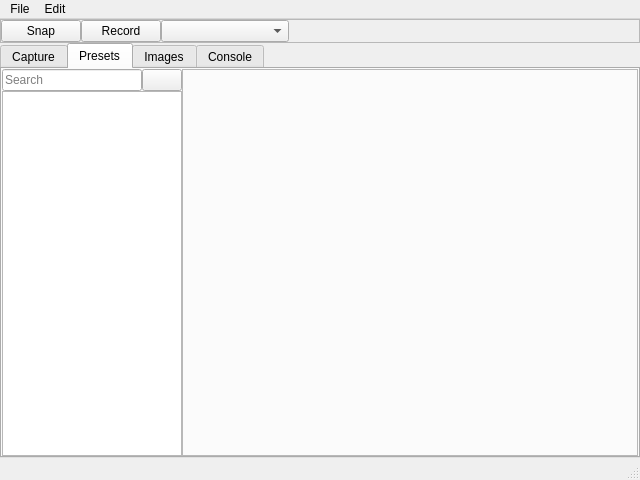
The window that src/mainwindow.ui (Panniku/ScrnshotMgr) describes before a commit, drawn with Qt 5.
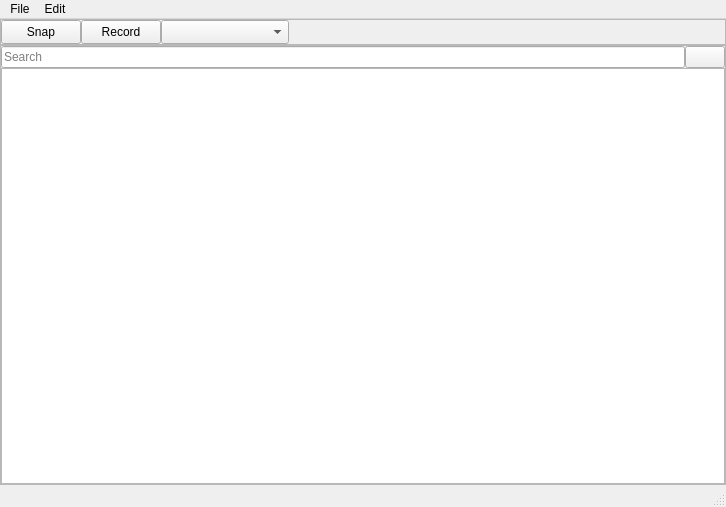
The same window after the commit. The open tabs and pages were chosen to show the change. Icons and pictures are not drawn.

The edit to the form file:
```diff
--- a/src/mainwindow.ui
+++ b/src/mainwindow.ui
@@ -6,8 +6,8 @@
    <rect>
     <x>0</x>
     <y>0</y>
-    <width>640</width>
-    <height>480</height>
+    <width>726</width>
+    <height>507</height>
    </rect>
   </property>
   <property name="sizePolicy">
@@ -53,6 +53,12 @@
         <height>0</height>
        </size>
       </property>
+      <property name="maximumSize">
+       <size>
+        <width>16777215</width>
+        <height>26</height>
+       </size>
+      </property>
       <property name="frameShape">
        <enum>QFrame::StyledPanel</enum>
       </property>
@@ -247,26 +253,23 @@
      </widget>
     </item>
     <item>
-     <widget class="QTabWidget" name="tabWidget">
-      <property name="enabled">
-       <bool>true</bool>
+     <widget class="QSplitter" name="mainSplitter">
+      <property name="orientation">
+       <enum>Qt::Horizontal</enum>
       </property>
-      <property name="tabPosition">
-       <enum>QTabWidget::North</enum>
-      </property>
-      <property name="tabShape">
-       <enum>QTabWidget::Rounded</enum>
-      </property>
-      <property name="currentIndex">
-       <number>0</number>
-      </property>
-      <property name="tabBarAutoHide">
-       <bool>false</bool>
-      </property>
-      <widget class="QWidget" name="captureTab">
-       <attribute name="title">
-        <string>Capture</string>
-       </attribute>
+      <widget class="QFrame" name="presetsTabRoot">
+       <property name="maximumSize">
+        <size>
+         <width>16777215</width>
+         <height>16777215</height>
+        </size>
+       </property>
+       <property name="frameShape">
+        <enum>QFrame::NoFrame</enum>
+       </property>
+       <property name="frameShadow">
+        <enum>QFrame::Plain</enum>
+       </property>
        <layout class="QHBoxLayout" name="horizontalLayout_2">
         <property name="spacing">
          <number>0</number>
@@ -284,53 +287,12 @@
          <number>0</number>
         </property>
         <item>
-         <widget class="QSplitter" name="splitter">
+         <widget class="QFrame" name="presetTabItems">
           <property name="frameShape">
            <enum>QFrame::StyledPanel</enum>
           </property>
-          <property name="orientation">
-           <enum>Qt::Horizontal</enum>
-          </property>
-          <property name="opaqueResize">
-           <bool>true</bool>
-          </property>
-         </widget>
-        </item>
-       </layout>
-      </widget>
-      <widget class="QWidget" name="presetsTab">
-       <attribute name="title">
-        <string>Presets</string>
-       </attribute>
-       <layout class="QHBoxLayout" name="horizontalLayout_4">
-        <property name="spacing">
-         <number>0</number>
-        </property>
-        <property name="leftMargin">
-         <number>0</number>
-        </property>
-        <property name="topMargin">
-         <number>0</number>
-        </property>
-        <property name="rightMargin">
-         <number>0</number>
-        </property>
-        <property name="bottomMargin">
-         <number>0</number>
-        </property>
-        <item>
-         <widget class="QFrame" name="presetsTabItems">
-          <property name="maximumSize">
-           <size>
-            <width>180</width>
-            <height>16777215</height>
-           </size>
-          </property>
-          <property name="frameShape">
-           <enum>QFrame::NoFrame</enum>
-          </property>
           <property name="frameShadow">
-           <enum>QFrame::Plain</enum>
+           <enum>QFrame::Raised</enum>
           </property>
           <layout class="QVBoxLayout" name="verticalLayout_2">
            <property name="spacing">
@@ -367,9 +329,6 @@
                <property name="placeholderText">
                 <string>Search</string>
                </property>
-               <property name="clearButtonEnabled">
-                <bool>false</bool>
-               </property>
               </widget>
              </item>
              <item>
@@ -400,61 +359,6 @@
           </layout>
          </widget>
         </item>
-        <item>
-         <widget class="QFrame" name="presetTabProps">
-          <property name="frameShape">
-           <enum>QFrame::StyledPanel</enum>
-          </property>
-          <property name="frameShadow">
-           <enum>QFrame::Plain</enum>
-          </property>
-         </widget>
-        </item>
-       </layout>
-      </widget>
-      <widget class="QWidget" name="imageTab">
-       <attribute name="title">
-        <string>Images</string>
-       </attribute>
-       <layout class="QHBoxLayout" name="horizontalLayout_5">
-        <item>
-         <widget class="QLabel" name="label">
-          <property name="text">
-           <string>This feature may be added soon!
-It simply serves as a way to check your current captured screenshots easier instead of waiting for explorer.exe to recache everything 
-
-:3</string>
-          </property>
-          <property name="alignment">
-           <set>Qt::AlignCenter</set>
-          </property>
-          <property name="wordWrap">
-           <bool>true</bool>
-          </property>
-         </widget>
-        </item>
-       </layout>
-      </widget>
-      <widget class="QWidget" name="consoleTab">
-       <attribute name="title">
-        <string>Console</string>
-       </attribute>
-       <layout class="QHBoxLayout" name="horizontalLayout_3">
-        <property name="spacing">
-         <number>0</number>
-        </property>
-        <property name="leftMargin">
-         <number>0</number>
-        </property>
-        <property name="topMargin">
-         <number>0</number>
-        </property>
-        <property name="rightMargin">
-         <number>0</number>
-        </property>
-        <property name="bottomMargin">
-         <number>0</number>
-        </property>
        </layout>
       </widget>
      </widget>
@@ -466,7 +370,7 @@
     <rect>
      <x>0</x>
      <y>0</y>
-     <width>640</width>
+     <width>726</width>
      <height>17</height>
     </rect>
    </property>
@@ -486,7 +390,11 @@
    <addaction name="menuFile"/>
    <addaction name="menuEdit"/>
   </widget>
-  <widget class="QStatusBar" name="statusbar"/>
+  <widget class="QStatusBar" name="statusbar">
+   <property name="enabled">
+    <bool>true</bool>
+   </property>
+  </widget>
   <action name="actionNew_Snap">
    <property name="text">
     <string>New Snap</string>
```
Left out of the diff: 18 changed lines with no effect on the pictures.
